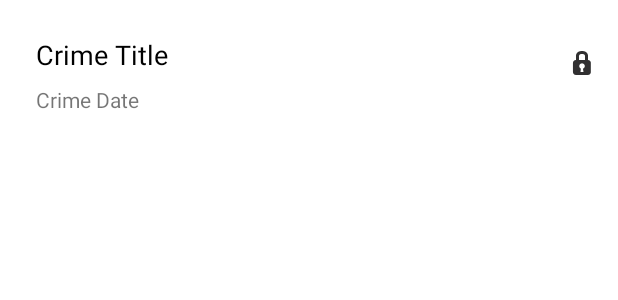
After one commit to gloh1301/CriminalIntent, an Android app: the layout list_item_crime.xml on its own in the app's theme, with its tools: preview values and no code run, on a phone screen of 412 x 824 dp. The commit adds this screen. Shown: the top 300 px of the screen. Run offline under Robolectric (Android 15) with nearby library versions, the phone set to English and light mode, and no system bars.

Commit message:
Chapter 9 - 10

```diff
--- a/app/src/main/java/com/bignerdranch/android/criminalintent/MainActivity.kt
+++ b/app/src/main/java/com/bignerdranch/android/criminalintent/MainActivity.kt
@@ -11,7 +11,7 @@ class MainActivity : AppCompatActivity() {
         val currentFragment =
             supportFragmentManager.findFragmentById(R.id.fragment_container)
         if (currentFragment == null) {
-            val fragment = CrimeFragment()
+            val fragment = CrimeListFragment.newInstance()
             supportFragmentManager
                 .beginTransaction()
                 .add(R.id.fragment_container, fragment)
--- /dev/null
+++ b/app/src/main/res/layout/fragment_crime_list.xml
@@ -0,0 +1,5 @@
+<?xml version="1.0" encoding="utf-8"?>
+<androidx.recyclerview.widget.RecyclerView xmlns:android="http://schemas.android.com/apk/res/android"
+    android:id="@+id/crime_recycler_view"
+    android:layout_width="match_parent"
+    android:layout_height="match_parent"/>
--- /dev/null
+++ b/app/src/main/res/layout/list_item_crime.xml
@@ -0,0 +1,48 @@
+<?xml version="1.0" encoding="utf-8"?>
+<androidx.constraintlayout.widget.ConstraintLayout xmlns:android="http://schemas.android.com/apk/res/android"
+    android:layout_width="match_parent"
+    android:layout_height="wrap_content"
+    xmlns:app="http://schemas.android.com/apk/res-auto"
+    android:padding="8dp">
+
+    <TextView
+        android:id="@+id/crime_title"
+        android:layout_width="0dp"
+        android:layout_height="wrap_content"
+        android:layout_marginStart="16dp"
+        android:layout_marginTop="16dp"
+        android:layout_marginEnd="8dp"
+        android:text="Crime Title"
+        android:textColor="@android:color/black"
+        android:textSize="18sp"
+        app:layout_constraintBottom_toTopOf="@id/crime_date"
+        app:layout_constraintEnd_toStartOf="@id/crime_solved"
+        app:layout_constraintStart_toStartOf="parent"
+        app:layout_constraintTop_toTopOf="parent" />
+
+    <TextView
+        android:id="@+id/crime_date"
+        android:layout_width="0dp"
+        android:layout_height="wrap_content"
+        android:layout_marginStart="16dp"
+        android:layout_marginTop="8dp"
+        android:layout_marginEnd="8dp"
+        android:text="Crime Date"
+        app:layout_constraintBottom_toBottomOf="parent"
+        app:layout_constraintEnd_toStartOf="@id/crime_solved"
+        app:layout_constraintStart_toStartOf="parent"
+        app:layout_constraintTop_toBottomOf="@id/crime_title" />
+
+    <ImageView
+        android:id="@+id/crime_solved"
+        android:layout_width="wrap_content"
+        android:layout_height="wrap_content"
+        android:layout_marginTop="8dp"
+        android:layout_marginEnd="8dp"
+        android:layout_marginBottom="8dp"
+        app:layout_constraintBottom_toBottomOf="parent"
+        app:layout_constraintEnd_toEndOf="parent"
+        app:layout_constraintTop_toTopOf="parent"
+        app:srcCompat="@android:drawable/ic_secure" />
+
+</androidx.constraintlayout.widget.ConstraintLayout>
```
Also changed, not shown: app/build.gradle (+8 -6 lines), app/src/main/java/com/bignerdranch/android/criminalintent/CrimeListFragment.kt (added, +102 -0 lines), app/src/main/java/com/bignerdranch/android/criminalintent/CrimeListViewModel.kt (added, +15 -0 lines).
